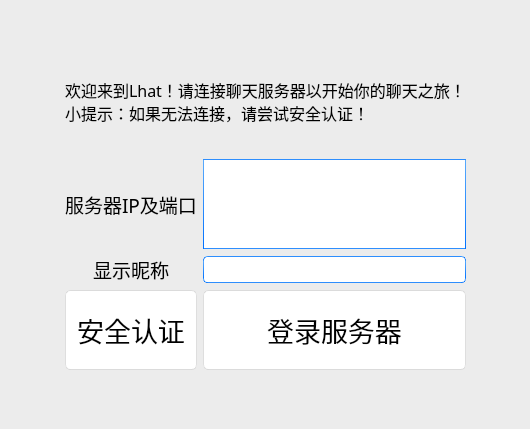
Qt form src/user/ui/LoginWindow.ui (StarsetNight/Lhat) before a commit.
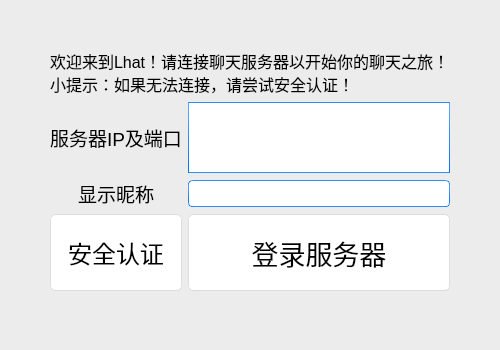
The same form after that commit.

What changed in the file:
```diff
--- a/src/user/ui/LoginWindow.ui
+++ b/src/user/ui/LoginWindow.ui
@@ -6,8 +6,8 @@
    <rect>
     <x>0</x>
     <y>0</y>
-    <width>530</width>
-    <height>429</height>
+    <width>500</width>
+    <height>350</height>
    </rect>
   </property>
   <property name="windowTitle">
@@ -602,7 +602,7 @@
      <widget class="QLabel" name="static_text_3">
       <property name="font">
        <font>
-        <family>微软雅黑</family>
+        <family>Microsoft YaHei UI</family>
         <pointsize>14</pointsize>
         <bold>false</bold>
        </font>
@@ -631,8 +631,8 @@
       </property>
       <property name="font">
        <font>
-        <family>微软雅黑</family>
-        <pointsize>20</pointsize>
+        <family>Microsoft YaHei UI</family>
+        <pointsize>18</pointsize>
         <bold>false</bold>
        </font>
       </property>
@@ -657,7 +657,7 @@
       </property>
       <property name="font">
        <font>
-        <family>微软雅黑</family>
+        <family>Microsoft YaHei UI</family>
         <pointsize>20</pointsize>
         <bold>false</bold>
        </font>
@@ -708,7 +708,7 @@
      <widget class="QLabel" name="static_text_2">
       <property name="font">
        <font>
-        <family>微软雅黑</family>
+        <family>Microsoft YaHei UI</family>
         <pointsize>14</pointsize>
         <bold>false</bold>
        </font>
@@ -763,7 +763,7 @@
       </property>
       <property name="font">
        <font>
-        <family>微软雅黑</family>
+        <family>Microsoft YaHei UI</family>
         <pointsize>12</pointsize>
         <bold>false</bold>
        </font>
```
